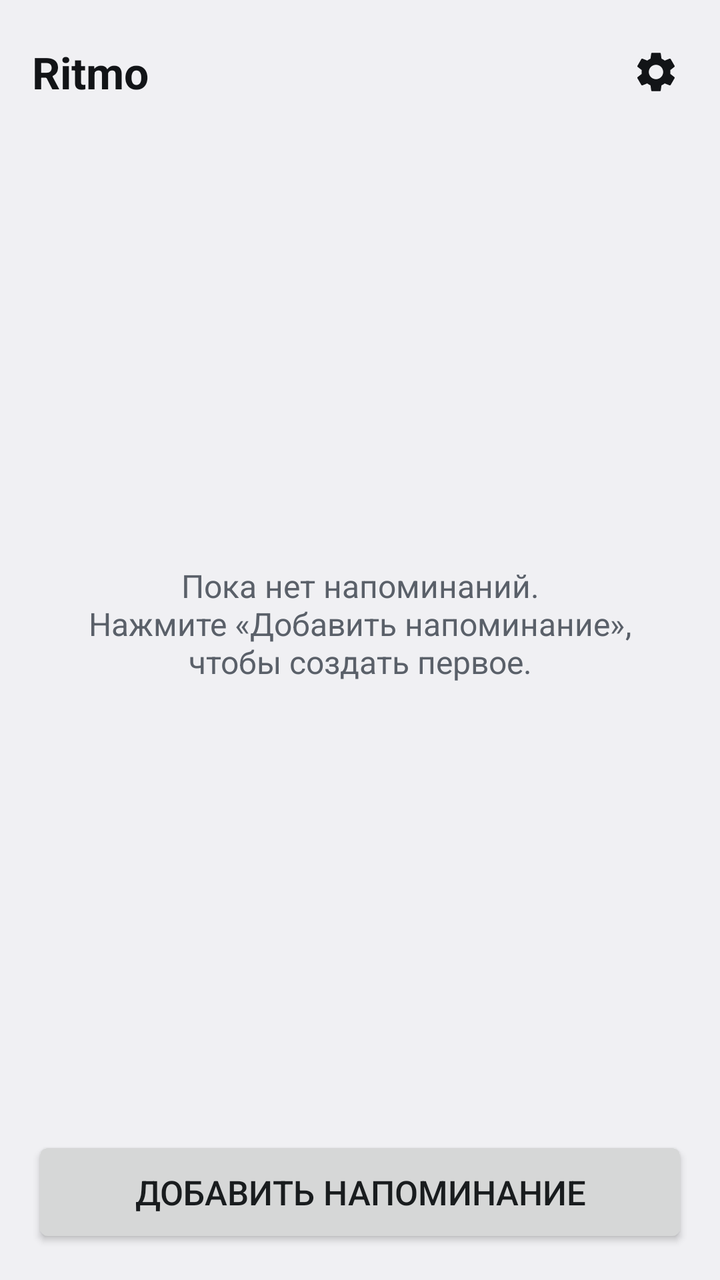
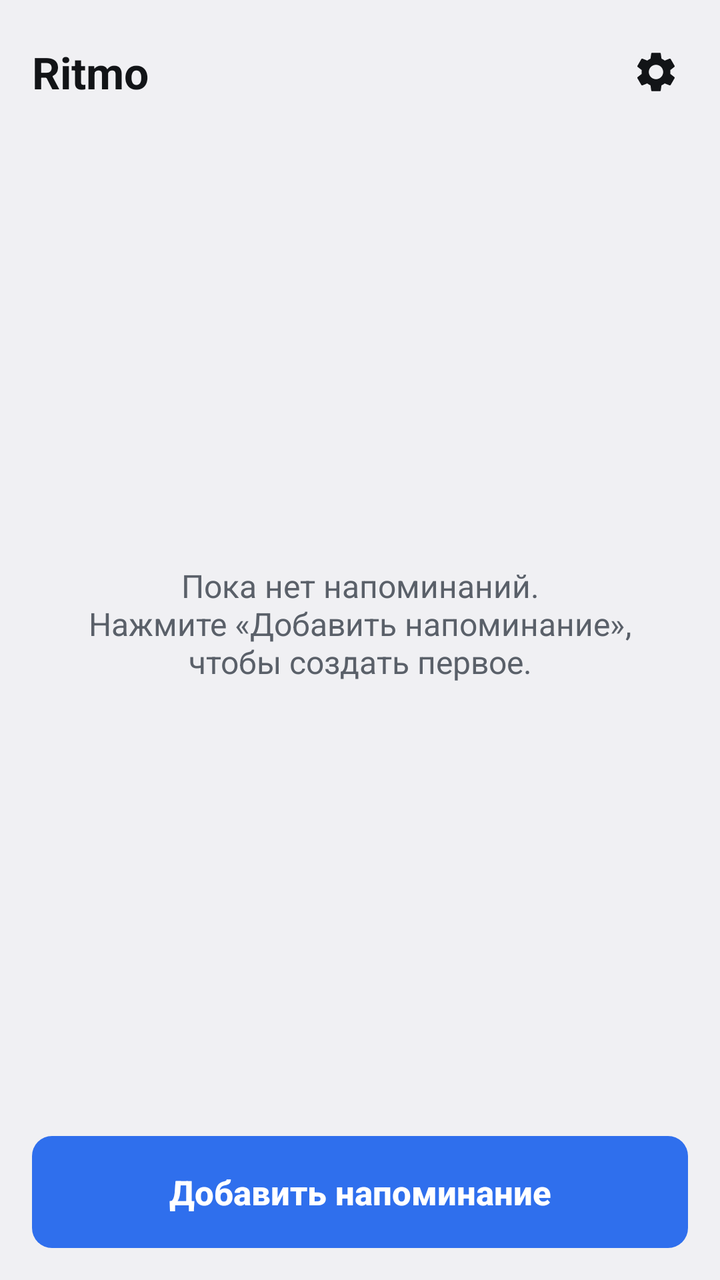

Before-and-after screenshots of an Android layout around one commit, followed by the original layout XML and the change that was made.
<!-- AndroidManifest.xml: application theme Theme.Ritmo -->
<!-- res/layout/activity_main.xml -->
<?xml version="1.0" encoding="utf-8"?>
<LinearLayout xmlns:android="http://schemas.android.com/apk/res/android"
    android:id="@+id/root"
    android:layout_width="match_parent"
    android:layout_height="match_parent"
    android:orientation="vertical">

    <LinearLayout
        android:layout_width="match_parent"
        android:layout_height="wrap_content"
        android:gravity="center_vertical"
        android:orientation="horizontal"
        android:paddingStart="16dp"
        android:paddingEnd="8dp"
        android:paddingTop="12dp"
        android:paddingBottom="4dp">

        <TextView
            android:layout_width="0dp"
            android:layout_height="wrap_content"
            android:layout_weight="1"
            android:text="@string/app_name"
            android:textColor="?attr/ritmoTextPrimary"
            android:textSize="22sp"
            android:textStyle="bold" />

        <ImageButton
            android:id="@+id/settings_button"
            android:layout_width="48dp"
            android:layout_height="48dp"
            android:background="?android:attr/selectableItemBackgroundBorderless"
            android:contentDescription="@string/settings"
            android:scaleType="center"
            android:src="@drawable/ic_settings" />
    </LinearLayout>

    <FrameLayout
        android:layout_width="match_parent"
        android:layout_height="0dp"
        android:layout_weight="1">

        <ListView
            android:id="@+id/reminder_list"
            android:layout_width="match_parent"
            android:layout_height="match_parent"
            android:divider="?android:attr/listDivider"
            android:dividerHeight="1dp"
            android:paddingTop="4dp"
            android:paddingBottom="4dp" />

        <TextView
            android:id="@+id/empty_view"
            android:layout_width="match_parent"
            android:layout_height="match_parent"
            android:gravity="center"
            android:padding="32dp"
            android:text="@string/empty_list"
            android:textColor="?attr/ritmoTextSecondary"
            android:textSize="16sp" />
    </FrameLayout>

    <Button
        android:id="@+id/add_button"
        android:layout_width="match_parent"
        android:layout_height="wrap_content"
        android:layout_marginStart="16dp"
        android:layout_marginEnd="16dp"
        android:layout_marginTop="8dp"
        android:layout_marginBottom="16dp"
        android:minHeight="56dp"
        android:text="@string/add_reminder"
        android:textSize="17sp" />

</LinearLayout>
<!-- resources referenced by this layout -->
<resources>
  <string name="add_reminder">Добавить напоминание</string>
  <string name="app_name">Ritmo</string>
  <string name="settings">Настройки</string>
  <style name="Theme.Ritmo" parent="@android:style/Theme.DeviceDefault.Light">
          <item name="android:windowActionBar">false</item>
          <item name="android:windowNoTitle">true</item>
          <item name="android:windowBackground">?android:attr/colorBackground</item>
          <item name="android:statusBarColor">?android:attr/colorBackground</item>
          <item name="android:navigationBarColor">@android:color/black</item>
          <item name="android:windowLightStatusBar">true</item>
          <item name="ritmoCardBackground">@color/card_background_light</item>
          <item name="ritmoCardStroke">@color/card_stroke_light</item>
          <item name="ritmoTextPrimary">@color/text_primary_light</item>
          <item name="ritmoTextSecondary">@color/text_secondary_light</item>
      </style>
  <color name="card_background_light">#FFFFFFFF</color>
  <color name="card_stroke_light">#1F000000</color>
  <color name="text_primary_light">#FF121417</color>
  <color name="text_secondary_light">#FF5A6069</color>
  <!-- unchanged entries left out for length: 2 -->
</resources>

<!-- the commit's change to res/layout/activity_main.xml (unified diff, before → after) -->
@@ -61,14 +61,13 @@
 
     <Button
         android:id="@+id/add_button"
+        style="@style/Widget.Ritmo.Button.Primary"
         android:layout_width="match_parent"
         android:layout_height="wrap_content"
         android:layout_marginStart="16dp"
         android:layout_marginEnd="16dp"
         android:layout_marginTop="8dp"
         android:layout_marginBottom="16dp"
-        android:minHeight="56dp"
-        android:text="@string/add_reminder"
-        android:textSize="17sp" />
+        android:text="@string/add_reminder" />
 
 </LinearLayout>
<!-- resource entries referenced after the edit -->
@@ -3,6 +3,13 @@
   <string name="add_reminder">Добавить напоминание</string>
   <string name="app_name">Ritmo</string>
   <string name="settings">Настройки</string>
+  <style name="Widget.Ritmo.Button.Primary">
+          <item name="android:background">@drawable/button_primary</item>
+          <item name="android:textColor">@color/button_primary_text</item>
+          <item name="android:textSize">17sp</item>
+          <item name="android:textStyle">bold</item>
+          <item name="android:minHeight">56dp</item>
+      </style>
   <style name="Theme.Ritmo" parent="@android:style/Theme.DeviceDefault.Light">
           <item name="android:windowActionBar">false</item>
           <item name="android:windowNoTitle">true</item>
@@ -10,15 +17,77 @@
           <item name="android:statusBarColor">?android:attr/colorBackground</item>
           <item name="android:navigationBarColor">@android:color/black</item>
           <item name="android:windowLightStatusBar">true</item>
+          <item name="android:buttonStyle">@style/Widget.Ritmo.Button</item>
           <item name="ritmoCardBackground">@color/card_background_light</item>
           <item name="ritmoCardStroke">@color/card_stroke_light</item>
           <item name="ritmoTextPrimary">@color/text_primary_light</item>
           <item name="ritmoTextSecondary">@color/text_secondary_light</item>
       </style>
+  <!-- drawable button_primary (drawable) -->
+  <?xml version="1.0" encoding="utf-8"?>
+  <selector xmlns:android="http://schemas.android.com/apk/res/android">
+      
+      <item android:state_pressed="true">
+          <shape android:shape="rectangle">
+              <solid android:color="#FF2559C9" />
+              <corners android:radius="10dp" />
+          </shape>
+      </item>
+      <item>
+          <shape android:shape="rectangle">
+              <solid android:color="#FF2F6FED" />
+              <corners android:radius="10dp" />
+          </shape>
+      </item>
+  </selector>
+  <color name="button_primary_text">#FFFFFFFF</color>
+  <style name="Widget.Ritmo.Button" parent="@android:style/Widget.DeviceDefault.Button">
+          <item name="android:background">@drawable/button_flat</item>
+          <item name="android:textColor">?attr/ritmoTextPrimary</item>
+          <item name="android:textAllCaps">false</item>
+          <item name="android:minHeight">48dp</item>
+          <item name="android:minWidth">0dp</item>
+          <item name="android:paddingStart">12dp</item>
+          <item name="android:paddingEnd">12dp</item>
+          <item name="android:elevation">0dp</item>
+          <item name="android:stateListAnimator">@null</item>
+      </style>
   <color name="card_background_light">#FFFFFFFF</color>
   <color name="card_stroke_light">#1F000000</color>
   <color name="text_primary_light">#FF121417</color>
   <color name="text_secondary_light">#FF5A6069</color>
+  <!-- drawable button_flat (drawable) -->
+  <?xml version="1.0" encoding="utf-8"?>
+  <selector xmlns:android="http://schemas.android.com/apk/res/android">
+      
+      <item android:state_selected="true">
+          <shape android:shape="rectangle">
+              <solid android:color="#332F6FED" />
+              <stroke
+                  android:width="1.5dp"
+                  android:color="#992F6FED" />
+              <corners android:radius="10dp" />
+          </shape>
+      </item>
+      <item android:state_pressed="true">
+          <shape android:shape="rectangle">
+              <solid android:color="#262F6FED" />
+              <stroke
+                  android:width="1dp"
+                  android:color="?attr/ritmoCardStroke" />
+              <corners android:radius="10dp" />
+          </shape>
+      </item>
+      <item>
+          <shape android:shape="rectangle">
+              <solid android:color="?attr/ritmoCardBackground" />
+              <stroke
+                  android:width="1dp"
+                  android:color="?attr/ritmoCardStroke" />
+              <corners android:radius="10dp" />
+          </shape>
+      </item>
+  </selector>
   <!-- unchanged entries left out for length: 2 -->
 </resources>
 
